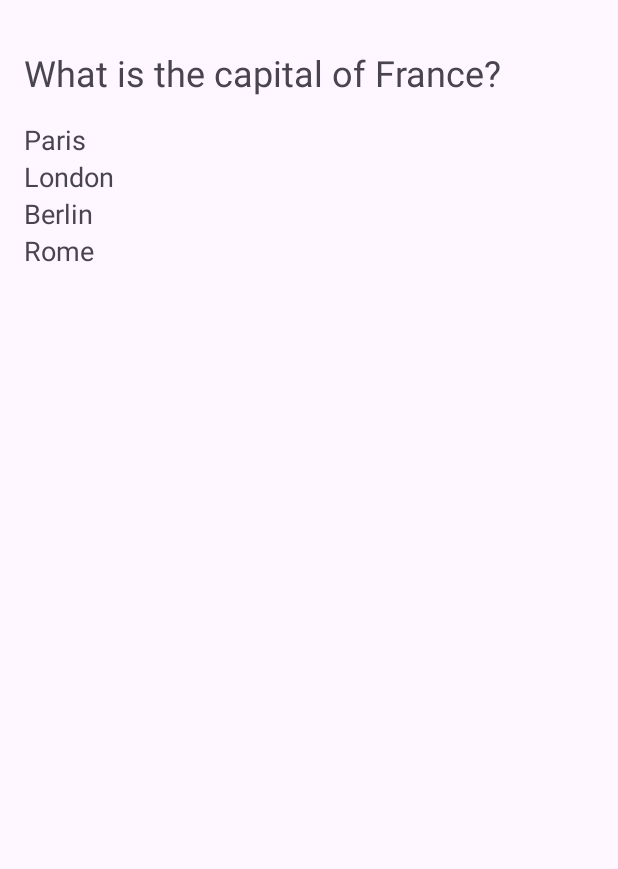
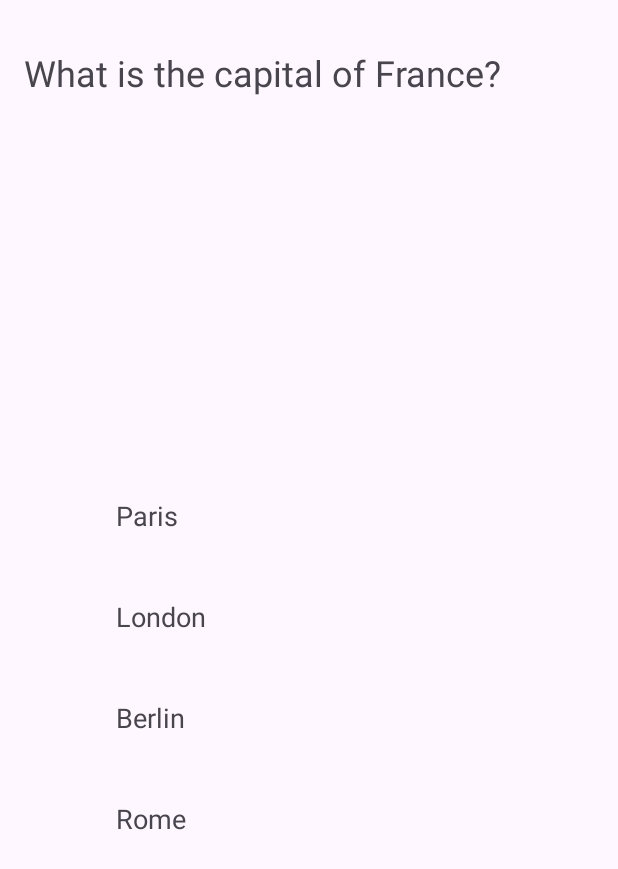
Before and after one commit to kwstas1kosfi/androidapp, an Android app: the QuestionActivity screen opened directly, with no data from a screen before it, on a phone screen of 412 x 824 dp. Shown: the top 869 px of the screen. Run offline under Robolectric (Android 15) with nearby library versions, the phone set to English and light mode, and no system bars.

Commit message:
we have space between the options

```diff
--- a/app/src/main/java/com/example/myhello/QuestionActivity.java
+++ b/app/src/main/java/com/example/myhello/QuestionActivity.java
@@ -37,6 +37,12 @@ public class QuestionActivity extends AppCompatActivity {
         List<String> options = question.getOptions();
         LinearLayout optionsLayout = findViewById(R.id.optionsLayout);
 
+        // Set initial margin for the first option
+        int marginBetweenOptions = 64; // Set your desired margin between options
+        int marginTopForFirstOption = 0; // Set your desired top margin for the first option
+        boolean firstOption = true;
+
+
         // Clear the options layout before adding new options
         optionsLayout.removeAllViews();
 
@@ -45,6 +51,13 @@ public class QuestionActivity extends AppCompatActivity {
             TextView optionTextView = new TextView(this);
             optionTextView.setText(options.get(i));
             optionTextView.setTextSize(18); // Set text size as needed
+
+            LinearLayout.LayoutParams params = new LinearLayout.LayoutParams(
+                    LinearLayout.LayoutParams.WRAP_CONTENT,
+                    LinearLayout.LayoutParams.WRAP_CONTENT
+            );
+            params.setMargins(0, firstOption ? marginTopForFirstOption : marginBetweenOptions, 0, 0);
+            optionTextView.setLayoutParams(params);
 
             // Set click listener for each option
             optionTextView.setOnClickListener(view -> {
@@ -71,6 +84,7 @@ public class QuestionActivity extends AppCompatActivity {
 
             // Add the option TextView to the layout
             optionsLayout.addView(optionTextView);
+            firstOption = false;
         }
     }
 
--- a/app/src/main/res/layout/question_activity.xml
+++ b/app/src/main/res/layout/question_activity.xml
@@ -14,17 +14,21 @@
         android:layout_marginTop="32dp"
         android:layout_marginStart="16dp"/>
 
-    <!-- LinearLayout to hold options -->
     <LinearLayout
         android:id="@+id/optionsLayout"
         android:layout_width="wrap_content"
         android:layout_height="wrap_content"
         android:orientation="vertical"
         app:layout_constraintStart_toStartOf="parent"
+        app:layout_constraintEnd_toEndOf="parent"
         app:layout_constraintTop_toBottomOf="@id/Question"
-        android:layout_marginTop="16dp"
-        android:layout_marginStart="16dp">
-        <!-- Options TextViews will be added programmatically -->
+        app:layout_constraintBottom_toBottomOf="parent"
+        app:layout_constraintVertical_bias="0.5"
+        app:layout_constraintHorizontal_bias="0.15"
+        android:layout_marginTop="32dp"
+        android:layout_marginBottom="32dp"
+        android:layout_marginStart="35dp"
+        android:layout_marginEnd="35dp">
     </LinearLayout>
 
 </androidx.constraintlayout.widget.ConstraintLayout>
```
